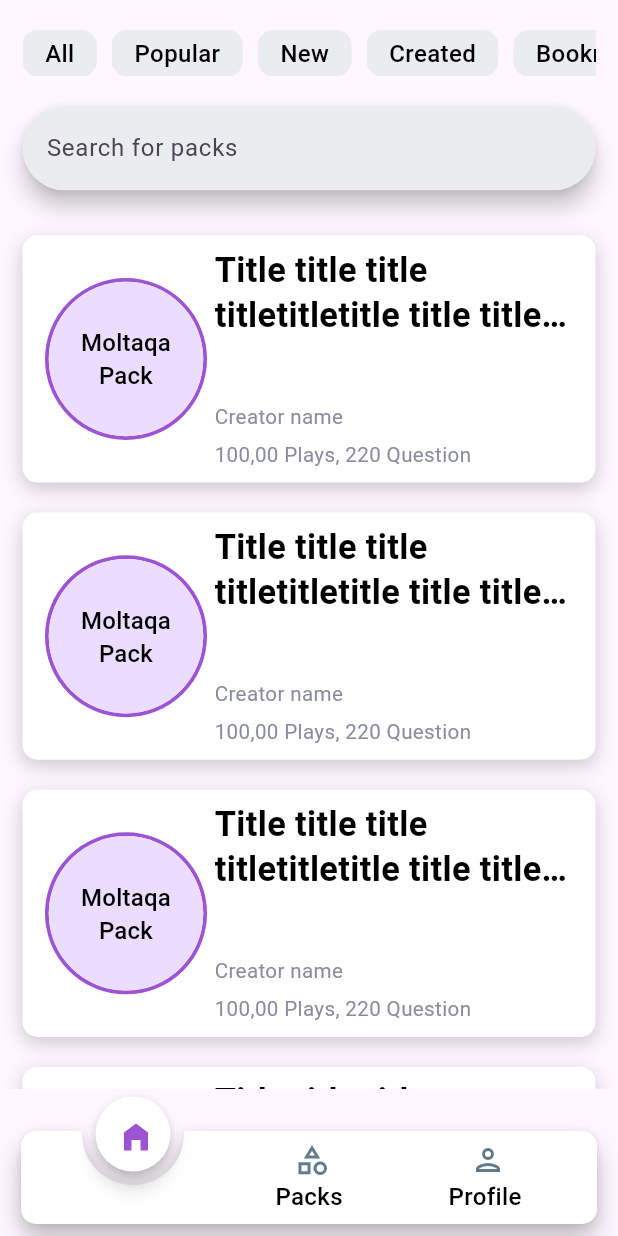
After one commit to ZiraouiAbdou/moltaqa, a Flutter app: the PacksScreen screen opened by its route, on a phone screen of 412 x 824 dp. The commit adds this screen. Run offline on Flutter 3.47's test engine with Material 3 defaults, Android fonts, the phone set to English and light mode, and no system bars; drawn by our look-alikes of animated_notch_bottom_bar; our stand-ins replace bloc, cloud_firestore, firebase_auth, firebase_core, flutter_bloc, flutter_screenutil and 2 more; accounts and stored records are empty.

Commit message:
packs screen

```diff
--- a/lib/features/packs/ui/packs_screen.dart
+++ b/lib/features/packs/ui/packs_screen.dart
@@ -1,10 +1,30 @@
 import 'package:flutter/material.dart';
+import 'package:moltaqa/features/packs/ui/widgets/packs_categories.dart';
+import 'package:moltaqa/features/packs/ui/widgets/packs_listview.dart';
+import 'package:moltaqa/features/packs/ui/widgets/packs_search_bar.dart';
 
 class PacksScreen extends StatelessWidget {
   const PacksScreen({super.key});
 
   @override
   Widget build(BuildContext context) {
-    return const Placeholder();
+    return GestureDetector(
+      onTap: () => FocusScope.of(context).unfocus(),
+      child: Scaffold(
+        body: SafeArea(
+          child: SingleChildScrollView(
+            padding: EdgeInsets.symmetric(horizontal: 15, vertical: 20),
+            child: Column(
+              spacing: 20,
+              children: [
+                const PacksCategories(),
+                PacksSearchBar(),
+                PacksListView(),
+              ],
+            ),
+          ),
+        ),
+      ),
+    );
   }
 }
--- /dev/null
+++ b/lib/features/packs/ui/widgets/pack_card.dart
@@ -0,0 +1,78 @@
+import 'package:flutter/material.dart';
+import 'package:flutter_screenutil/flutter_screenutil.dart';
+import 'package:moltaqa/core/theming/colors_manager.dart';
+import 'package:moltaqa/core/theming/text_styles.dart';
+
+class PackCard extends StatelessWidget {
+  const PackCard({super.key});
+
+  @override
+  Widget build(BuildContext context) {
+    return Container(
+      padding: EdgeInsets.symmetric(horizontal: 15, vertical: 8),
+      margin: EdgeInsets.symmetric(vertical: 10),
+      height: 160.h,
+      width: double.infinity,
+      decoration: BoxDecoration(
+        color: ColorsManager.white,
+        borderRadius: BorderRadius.circular(10),
+        boxShadow: [
+          BoxShadow(
+            color: Colors.black.withValues(alpha: 0.2),
+            blurRadius: 10,
+            offset: const Offset(0, 4),
+          ),
+        ],
+      ),
+      child: Row(
+        spacing: 5,
+        children: [
+          Container(
+            decoration: const BoxDecoration(
+              shape: BoxShape.circle,
+
+              border: Border.fromBorderSide(
+                BorderSide(color: ColorsManager.primaryColor, width: 2.5),
+              ),
+            ),
+            child: CircleAvatar(
+              child: Text(
+                "Moltaqa\nPack",
+                style: TextStylesManager.titleSmall,
+                textAlign: TextAlign.center,
+              ),
+              radius: 50.r,
+            ),
+          ),
+          Expanded(
+            child: Column(
+              spacing: 4,
+              crossAxisAlignment: CrossAxisAlignment.start,
+              children: [
+                Text(
+                  "Title title title titletitletitle title title eee",
+                  overflow: TextOverflow.ellipsis,
+                  maxLines: 2,
+                  style: TextStylesManager.heading3,
+                ),
+                const Spacer(),
+                Text(
+                  "Creator name",
+                  style: TextStylesManager.bodySmall.copyWith(
+                    color: ColorsManager.grey,
+                  ),
+                ),
+                Text(
+                  "100,00 Plays, 220 Question",
+                  style: TextStylesManager.bodySmall.copyWith(
+                    color: ColorsManager.grey,
+                  ),
+                ),
+              ],
+            ),
+          ),
+        ],
+      ),
+    );
+  }
+}
--- /dev/null
+++ b/lib/features/packs/ui/widgets/packs_categories.dart
@@ -0,0 +1,46 @@
+import 'package:flutter/material.dart';
+import 'package:flutter_screenutil/flutter_screenutil.dart';
+import 'package:moltaqa/core/theming/colors_manager.dart';
+import 'package:moltaqa/core/theming/text_styles.dart';
+
+class PacksCategories extends StatelessWidget {
+  const PacksCategories({super.key});
+
+  static final categories = [
+    "All",
+    "Popular",
+    "New",
+    "Created",
+    "Bookmarked",
+    "Bookmarked",
+  ];
+
+  @override
+  Widget build(BuildContext context) {
+    return SizedBox(
+      height: 30.h,
+      child: ListView.separated(
+        separatorBuilder: (context, index) => SizedBox(width: 10),
+        scrollDirection: Axis.horizontal,
+        itemCount: categories.length,
+        itemBuilder:
+            (context, index) => GestureDetector(
+              onTap: () {},
+              child: Container(
+                alignment: Alignment.center,
+                padding: EdgeInsets.symmetric(horizontal: 15),
+                decoration: BoxDecoration(
+                  color: ColorsManager.borderColor,
+                  borderRadius: BorderRadius.circular(10),
+                ),
+
+                child: Text(
+                  categories[index],
+                  style: TextStylesManager.titleSmall,
+                ),
+              ),
+            ),
+      ),
+    );
+  }
+}
--- /dev/null
+++ b/lib/features/packs/ui/widgets/packs_listview.dart
@@ -0,0 +1,16 @@
+import 'package:flutter/material.dart';
+import 'package:moltaqa/features/packs/ui/widgets/pack_card.dart';
+
+class PacksListView extends StatelessWidget {
+  const PacksListView({super.key});
+
+  @override
+  Widget build(BuildContext context) {
+    return ListView.builder(
+      physics: NeverScrollableScrollPhysics(),
+      shrinkWrap: true,
+      itemCount: 20,
+      itemBuilder: (context, index) => PackCard(),
+    );
+  }
+}
--- /dev/null
+++ b/lib/features/packs/ui/widgets/packs_search_bar.dart
@@ -0,0 +1,14 @@
+import 'package:flutter/material.dart';
+import 'package:moltaqa/core/theming/colors_manager.dart';
+
+class PacksSearchBar extends StatelessWidget {
+  const PacksSearchBar({super.key});
+
+  @override
+  Widget build(BuildContext context) {
+    return SearchBar(
+      hintText: "Search for packs",
+      backgroundColor: WidgetStatePropertyAll(ColorsManager.borderColor),
+    );
+  }
+}
```
